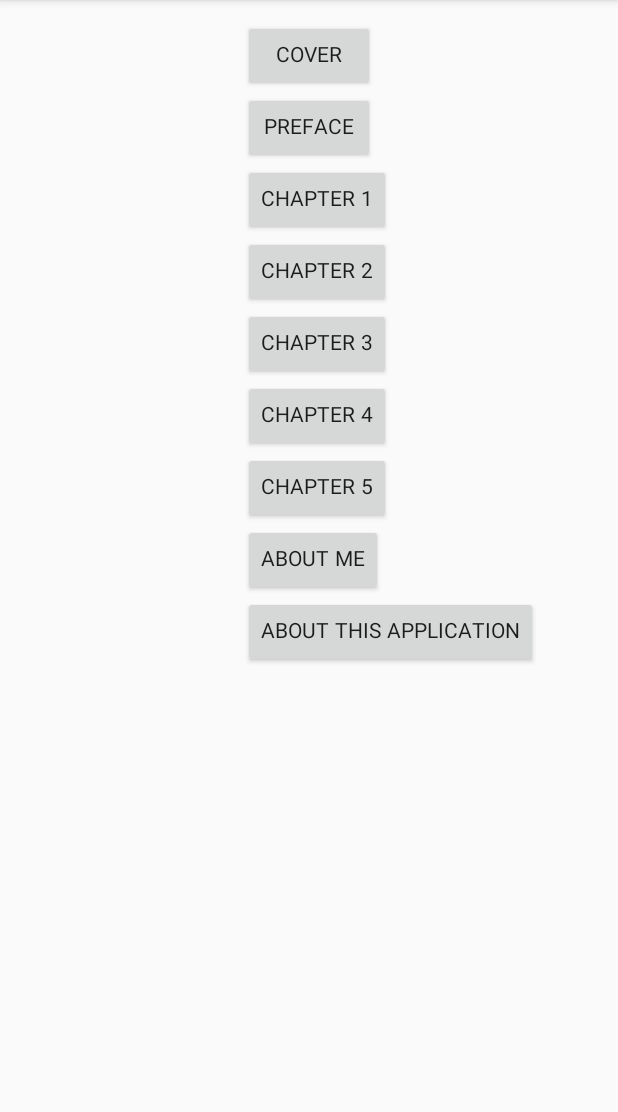
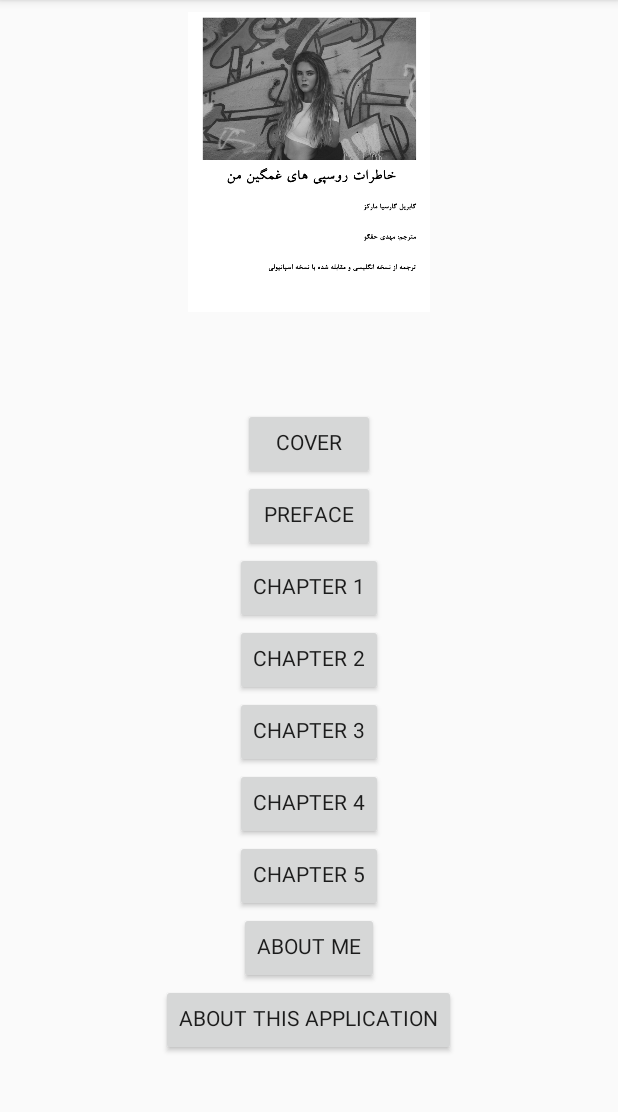
Before and after one commit to djnotes/KhateratEbook, an Android app: the TOC_Activity screen opened directly, with no data from a screen before it, on a phone screen of 412 x 824 dp, the part 84-1196 px from its top. Run offline under Robolectric (Android 15) with nearby library versions, the phone set to English and light mode, and no system bars.

Commit message:
Released v2.0

```diff
--- a/app/build.gradle
+++ b/app/build.gradle
@@ -6,11 +6,11 @@ android {
     compileSdkVersion 28
     buildToolsVersion "28.0.3"
     defaultConfig {
-        applicationId "mehdihaghgoo.khateratebook"
+        applicationId "khateratebook.garcia.me"
         minSdkVersion 16
         targetSdkVersion 28
-        versionCode 1
-        versionName "1.0"
+        versionCode 2
+        versionName "2.0"
         testInstrumentationRunner "androidx.test.runner.AndroidJUnitRunner"
     }
     buildTypes {
--- a/app/src/main/AndroidManifest.xml
+++ b/app/src/main/AndroidManifest.xml
@@ -1,6 +1,6 @@
 <?xml version="1.0" encoding="utf-8"?>
 <manifest xmlns:android="http://schemas.android.com/apk/res/android"
-    package="mehdihaghgoo.khateratebook">
+    package="khateratebook.garcia.me">
 
     <application
         android:allowBackup="true"
--- a/app/src/main/res/layout/activity_main.xml
+++ /dev/null
@@ -1,103 +0,0 @@
-<?xml version="1.0" encoding="utf-8"?>
-<RelativeLayout xmlns:android="http://schemas.android.com/apk/res/android"
-
-    android:layout_width="match_parent" android:layout_height="match_parent"
-    android:theme="@style/AppTheme">
-
-
-    <Button
-        android:id="@+id/btn_cover_id"
-        android:layout_width="wrap_content"
-        android:layout_height="wrap_content"
-        android:layout_alignParentTop="true"
-        android:layout_centerHorizontal="true"
-        android:layout_marginTop="13dp"
-        android:onClick="showCover"
-        android:text="@string/cover"
-        />
-
-    <Button
-        android:id="@+id/btn_intro_id"
-        android:layout_width="wrap_content"
-        android:layout_height="wrap_content"
-        android:layout_alignLeft="@+id/btn_cover_id"
-        android:layout_alignStart="@+id/btn_cover_id"
-        android:layout_below="@+id/btn_cover_id"
-        android:onClick="showPreface"
-        android:text="@string/intro" />
-
-    <Button
-        android:id="@+id/btn_ch01_id"
-        android:layout_width="wrap_content"
-        android:layout_height="wrap_content"
-        android:layout_alignLeft="@+id/btn_intro_id"
-        android:layout_alignStart="@+id/btn_intro_id"
-        android:layout_below="@+id/btn_intro_id"
-        android:onClick="showCh01"
-        android:text="@string/ch01" />
-
-    <Button
-        android:id="@+id/btn_ch02_id"
-        android:layout_width="wrap_content"
-        android:layout_height="wrap_content"
-        android:layout_alignLeft="@+id/btn_ch01_id"
-        android:layout_alignStart="@+id/btn_ch01_id"
-        android:layout_below="@+id/btn_ch01_id"
-        android:onClick="showCh02"
-        android:text="@string/ch02" />
-
-    <Button
-        android:id="@+id/btn_ch03_id"
-        android:layout_width="wrap_content"
-        android:layout_height="wrap_content"
-        android:layout_alignLeft="@+id/btn_ch02_id"
-        android:layout_alignStart="@+id/btn_ch02_id"
-        android:layout_below="@+id/btn_ch02_id"
-        android:onClick="showCh03"
-        android:text="@string/ch03" />
-
-    <Button
-        android:id="@+id/btn_ch04_id"
-        android:layout_width="wrap_content"
-        android:layout_height="wrap_content"
-        android:layout_alignLeft="@+id/btn_ch03_id"
-        android:layout_alignStart="@+id/btn_ch03_id"
-        android:layout_below="@+id/btn_ch03_id"
-        android:onClick="showCh04"
-        android:text="@string/ch04" />
-
-    <Button
-        android:id="@+id/btn_ch05_id"
-        android:layout_width="wrap_content"
-        android:layout_height="wrap_content"
-        android:layout_alignLeft="@+id/btn_ch04_id"
-        android:layout_alignStart="@+id/btn_ch04_id"
-        android:layout_below="@+id/btn_ch04_id"
-        android:onClick="showCh05"
-        android:text="@string/ch05" />
-    <Button
-        android:layout_width="wrap_content"
-        android:layout_height="wrap_content"
-        android:id="@+id/btn_about_me_id"
-        android:layout_alignStart="@+id/btn_ch05_id"
-        android:layout_alignLeft="@+id/btn_ch05_id"
-        android:layout_below="@+id/btn_ch05_id"
-        android:text="@string/about_me"
-        android:onClick="showAboutMe"
-        />
-    <Button
-        android:layout_width="wrap_content"
-        android:layout_height="wrap_content"
-        android:id="@+id/btn_about_app_id"
-        android:layout_alignStart="@+id/btn_about_me_id"
-        android:layout_alignLeft="@+id/btn_about_me_id"
-        android:layout_below="@+id/btn_about_me_id"
-        android:text="@string/about_app"
-        android:onClick="showAboutApp"/>
-
-
-
-
-
-
-</RelativeLayout>
--- /dev/null
+++ b/app/src/main/res/layout/activity_toc.xml
@@ -0,0 +1,100 @@
+<?xml version="1.0" encoding="utf-8"?>
+<androidx.constraintlayout.widget.ConstraintLayout xmlns:android="http://schemas.android.com/apk/res/android"
+
+    android:layout_width="match_parent"
+    android:layout_height="match_parent"
+    xmlns:app="http://schemas.android.com/apk/res-auto"
+    android:theme="@style/AppTheme">
+
+    <ImageView
+        android:id="@+id/img_cover_id"
+        android:layout_width="0dp"
+        android:layout_height="200dp"
+        android:layout_marginTop="8dp"
+        android:scaleType="fitCenter"
+        android:src="@drawable/cover"
+        app:layout_constraintRight_toRightOf="parent"
+        app:layout_constraintTop_toTopOf="parent"
+        android:transitionName="sharedImage"
+        />
+
+
+    <LinearLayout
+        android:layout_width="0dp"
+        android:layout_height="0dp"
+        android:orientation="vertical"
+        app:layout_constraintTop_toBottomOf="@id/img_cover_id"
+        app:layout_constraintBottom_toBottomOf="parent"
+        app:layout_constraintStart_toStartOf="parent"
+        app:layout_constraintEnd_toEndOf="parent"
+        android:gravity="center"
+        >
+
+
+        <Button
+            android:id="@+id/btn_cover_id"
+            android:layout_width="wrap_content"
+            android:layout_height="wrap_content"
+            android:onClick="showCover"
+            android:text="@string/cover" />
+
+        <Button
+            android:id="@+id/btn_intro_id"
+            android:layout_width="wrap_content"
+            android:layout_height="wrap_content"
+            android:onClick="showPreface"
+            android:text="@string/intro" />
+
+        <Button
+            android:id="@+id/btn_ch01_id"
+            android:layout_width="wrap_content"
+            android:layout_height="wrap_content"
+            android:onClick="showCh01"
+            android:text="@string/ch01" />
+
+        <Button
+            android:id="@+id/btn_ch02_id"
+            android:layout_width="wrap_content"
+            android:layout_height="wrap_content"
+            android:onClick="showCh02"
+            android:text="@string/ch02" />
+
+        <Button
+            android:id="@+id/btn_ch03_id"
+            android:layout_width="wrap_content"
+            android:layout_height="wrap_content"
+            android:onClick="showCh03"
+            android:text="@string/ch03" />
+
+        <Button
+            android:id="@+id/btn_ch04_id"
+            android:layout_width="wrap_content"
+            android:layout_height="wrap_content"
+            android:onClick="showCh04"
+            android:text="@string/ch04" />
+
+        <Button
+            android:id="@+id/btn_ch05_id"
+            android:layout_width="wrap_content"
+            android:layout_height="wrap_content"
+            android:onClick="showCh05"
+            android:text="@string/ch05" />
+
+        <Button
+            android:id="@+id/btn_about_me_id"
+            android:layout_width="wrap_content"
+            android:layout_height="wrap_content"
+            android:onClick="showAboutMe"
+            android:text="@string/about_me" />
+
+        <Button
+            android:id="@+id/btn_about_app_id"
+            android:layout_width="wrap_content"
+            android:layout_height="wrap_content"
+            android:onClick="showAboutApp"
+            android:text="@string/about_app" />
+
+
+    </LinearLayout>
+
+</androidx.constraintlayout.widget.ConstraintLayout>
--- /dev/null
+++ b/app/src/main/res/transition-v21/enter.xml
@@ -0,0 +1,2 @@
+<?xml version="1.0" encoding="utf-8"?>
+<explode/>
--- /dev/null
+++ b/app/src/main/res/transition-v21/exit.xml
@@ -0,0 +1,2 @@
+<?xml version="1.0" encoding="utf-8"?>
+<explode/>
--- /dev/null
+++ b/app/src/main/res/transition-v21/reenter.xml
@@ -0,0 +1,4 @@
+<?xml version="1.0" encoding="utf-8"?>
+<transitionSet xmlns:android="http://schemas.android.com/apk/res/android">
+    <slide android:slideEdge="end"/>
+</transitionSet>
--- /dev/null
+++ b/app/src/main/res/transition-v21/window_return.xml
@@ -0,0 +1,4 @@
+<?xml version="1.0" encoding="utf-8"?>
+<transitionSet xmlns:android="http://schemas.android.com/apk/res/android">
+    <slide android:slideEdge="end"/>
+</transitionSet>
--- /dev/null
+++ b/app/src/main/res/values-v21/styles.xml
@@ -0,0 +1,20 @@
+<?xml version="1.0" encoding="utf-8"?>
+<resources>
+
+    <style name="AppTheme" parent="Theme.AppCompat.Light.DarkActionBar">
+        <!-- Customize your theme here. -->
+        <item name="colorPrimary">@color/colorPrimary</item>
+        <item name="colorPrimaryDark">@color/colorPrimaryDark</item>
+        <item name="colorAccent">@color/colorAccent</item>
+        <item name="android:fontFamily">@font/iransans</item>
+
+        <item name="android:windowContentTransitions">true</item>
+        <item name="android:windowAllowEnterTransitionOverlap">false</item>
+        <item name="android:windowAllowReturnTransitionOverlap">false</item>
+        <item name="android:windowExitTransition">@transition/exit</item>
+        <item name="android:windowEnterTransition">@transition/enter</item>
+        <item name="android:windowReturnTransition">@transition/window_return</item>
+        <item name="android:windowReenterTransition">@transition/reenter</item>
+
+    </style>
+</resources>
--- a/app/src/main/res/values/styles.xml
+++ b/app/src/main/res/values/styles.xml
@@ -7,6 +7,9 @@
         <item name="colorPrimaryDark">@color/colorPrimaryDark</item>
         <item name="colorAccent">@color/colorAccent</item>
         <item name="android:fontFamily">@font/iransans</item>
+
+        <item name="android:windowContentTransitions">true</item>
+
     </style>
 
 </resources>
```
Also changed, not shown: app/src/main/java/khateratebook/garcia/me/BookViewActivity.kt (renamed from app/src/main/java/mehdihaghgoo/khateratebook/BookViewActivity.kt, +10 -15 lines), app/src/main/java/khateratebook/garcia/me/CoverActivity.kt (renamed from app/src/main/java/mehdihaghgoo/khateratebook/CoverActivity.kt, +5 -2 lines), app/src/main/java/khateratebook/garcia/me/TOC_Activity.kt (added, +75 -0 lines), app/src/main/java/mehdihaghgoo/khateratebook/TOC_Activity.kt (deleted, +0 -67 lines), app/src/main/res/layout/activity_bookview.xml (+17 -5 lines), app/src/main/res/layout/activity_cover.xml (+6 -4 lines), app/src/main/assets/fonts/IRANSans.ttf (added), 1 other file.
